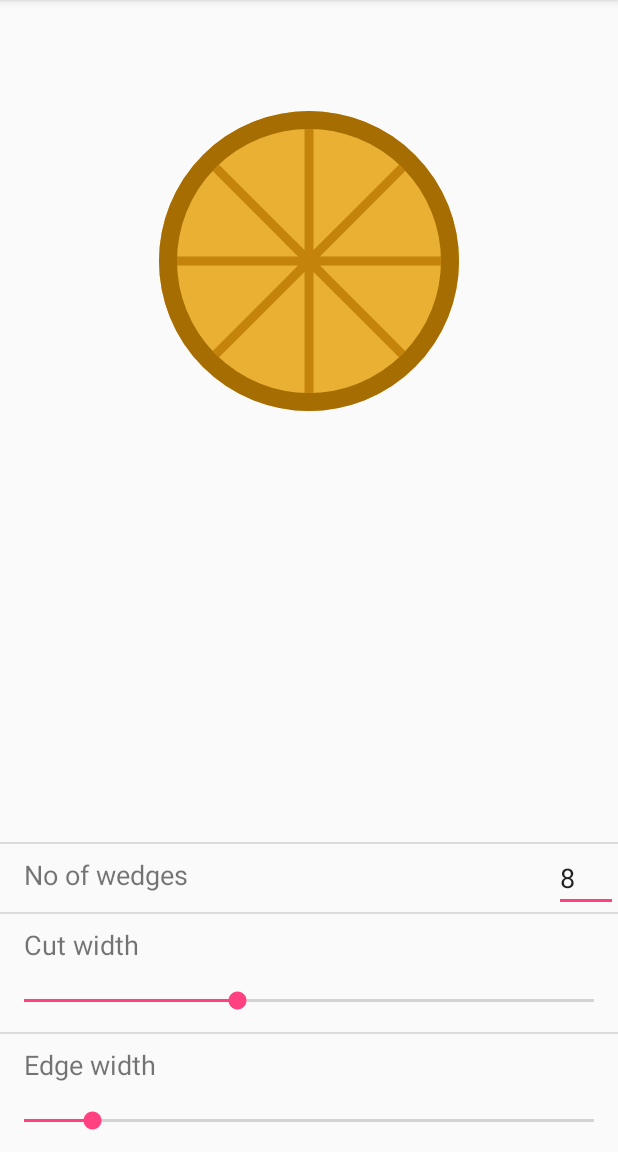
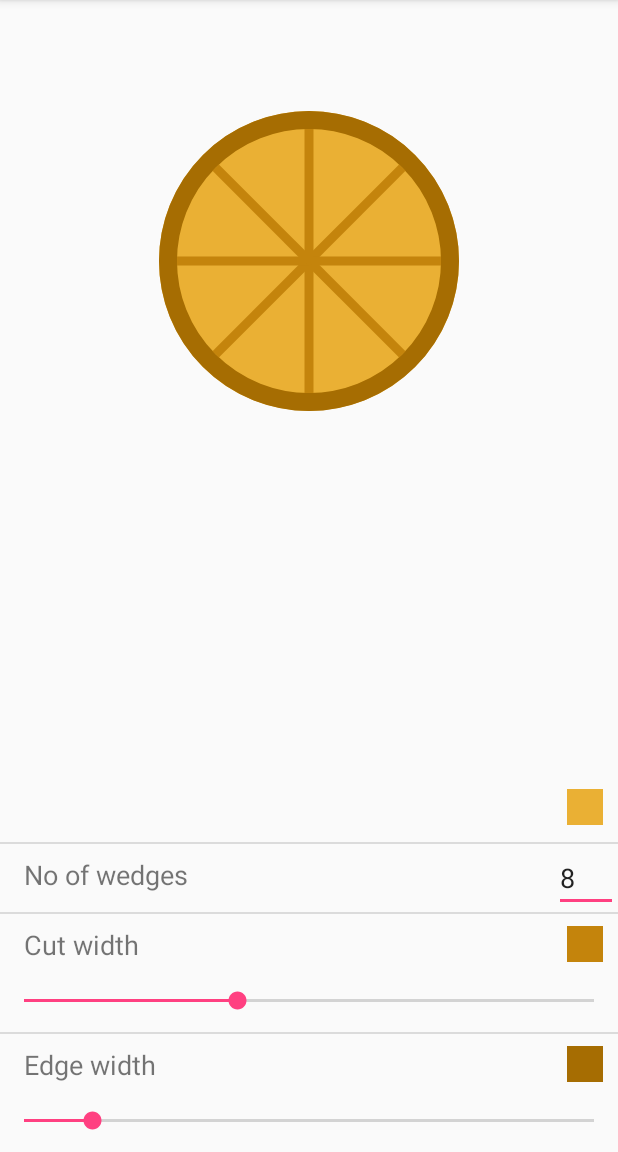
Before and after one commit to Shailesh351/android-pizza, an Android app: the screen it shows after launch (MainActivity), on a phone screen of 412 x 824 dp, the part 84-1236 px from its top. Run offline under Robolectric (Android 15) with nearby library versions, the phone set to English and light mode, and no system bars; libraries missing offline, so code that uses them is left out: com.android.colorpicker.

Commit message:
feat: Add color pickers for pizza, edge, cut

```diff
--- a/app/build.gradle
+++ b/app/build.gradle
@@ -31,4 +31,5 @@ dependencies {
     androidTestImplementation 'com.android.support.test:runner:1.0.1'
     androidTestImplementation 'com.android.support.test.espresso:espresso-core:3.0.1'
     implementation project(':pizza')
+    compile project(path: ':colorpicker')
 }
--- a/app/src/main/java/me/shellbell/makepizza/MainActivity.kt
+++ b/app/src/main/java/me/shellbell/makepizza/MainActivity.kt
@@ -1,13 +1,18 @@
 package me.shellbell.makepizza
 
+import android.annotation.TargetApi
 import android.content.Context
+import android.graphics.drawable.ColorDrawable
+import android.os.Build
 import android.os.Bundle
 import android.support.v7.app.AppCompatActivity
 import android.view.inputmethod.EditorInfo
 import android.view.inputmethod.InputMethodManager
 import android.widget.EditText
+import android.widget.ImageButton
 import android.widget.SeekBar
 import android.widget.TextView
+import com.android.colorpicker.ColorPickerDialog
 import me.shellbell.pizza.Pizza
 import kotlin.math.min
 
@@ -15,9 +20,14 @@ import kotlin.math.min
 class MainActivity : AppCompatActivity() {
 
     private lateinit var pizza: Pizza
+
     private lateinit var edgeWidthSeekBar: SeekBar
     private lateinit var cutWidthSeekBar: SeekBar
     private lateinit var noOfWedgesEditText: EditText
+
+    private lateinit var pizzaColorButton: ImageButton
+    private lateinit var edgeColorButton: ImageButton
+    private lateinit var cutColorButton: ImageButton
 
     override fun onCreate(savedInstanceState: Bundle?) {
         super.onCreate(savedInstanceState)
@@ -26,6 +36,11 @@ class MainActivity : AppCompatActivity() {
         edgeWidthSeekBar = findViewById(R.id.edge_width_seek_bar)
         cutWidthSeekBar = findViewById(R.id.cut_width_seek_bar)
         noOfWedgesEditText = findViewById(R.id.no_of_wedges_edit_text)
+
+        pizzaColorButton = findViewById(R.id.pizza_color_picker)
+        edgeColorButton = findViewById(R.id.edge_color_picker)
+        cutColorButton = findViewById(R.id.cut_color_picker)
+
         pizza = findViewById(R.id.pizza)
 
         pizza.post { setup() }
@@ -35,6 +50,7 @@ class MainActivity : AppCompatActivity() {
         setupNoOfWedgesEditText()
         setupEdgeWidthSeekBar()
         setupCutWidthSeekBar()
+        setupColorPickers()
     }
 
     private fun setupNoOfWedgesEditText() {
@@ -96,4 +112,39 @@ class MainActivity : AppCompatActivity() {
             override fun onStopTrackingTouch(seekBar: SeekBar?) {}
         })
     }
+
+    private fun setupColorPickers() {
+        pizzaColorButton.setOnClickListener { showColorPicker(pizza.color, "pizza") }
+        edgeColorButton.setOnClickListener { showColorPicker(pizza.edgeColor, "edge") }
+        cutColorButton.setOnClickListener { showColorPicker(pizza.cutColor, "cut") }
+    }
+
+    @TargetApi(Build.VERSION_CODES.JELLY_BEAN)
+    private fun showColorPicker(selectedColor: Int, label: String) {
+        val colorPickerDialog = ColorPickerDialog()
+        val colors = this@MainActivity.resources.getIntArray(R.array.colors)
+
+        colorPickerDialog.initialize(R.string.color_picker_default_title,
+                colors, selectedColor, 5, 2)
+
+        colorPickerDialog.setOnColorSelectedListener {
+            when (label) {
+                "pizza" -> {
+                    pizza.color = it
+                    pizzaColorButton.background = ColorDrawable(it)
+                }
+                "edge" -> {
+                    pizza.edgeColor = it
+                    edgeColorButton.background = ColorDrawable(it)
+                }
+                "cut" -> {
+                    pizza.cutColor = it
+                    cutColorButton.background = ColorDrawable(it)
+                }
+            }
+            pizza.invalidate()
+        }
+
+        colorPickerDialog.show(this.fragmentManager, "color_picker")
+    }
 }
--- a/app/src/main/res/layout/activity_main.xml
+++ b/app/src/main/res/layout/activity_main.xml
@@ -15,14 +15,27 @@
         android:layout_centerHorizontal="true"
         android:layout_marginTop="74dp"
         android:foregroundGravity="center"
-        app:color="#eab034"
-        app:cut_color="#c4840c"
+        app:color="@color/pizza_color"
+        app:cut_color="@color/pizza_cut"
         app:cut_width="6dp"
-        app:edge_color="#a66d02"
+        app:edge_color="@color/pizza_edge"
         app:edge_width="12dp"
         app:layout_constraintStart_toStartOf="parent"
         app:layout_constraintTop_toTopOf="parent"
         app:no_of_wedges="8" />
+
+    <ImageButton
+        android:id="@+id/pizza_color_picker"
+        android:layout_width="24dp"
+        android:layout_height="24dp"
+        android:layout_above="@+id/linearLayout"
+        android:layout_alignParentEnd="true"
+        android:layout_alignParentRight="true"
+        android:layout_marginBottom="11dp"
+        android:layout_marginEnd="10dp"
+        android:layout_marginRight="10dp"
+        android:background="@color/pizza_color"
+        android:contentDescription="@string/pizza_color_picker" />
 
     <LinearLayout
         android:id="@+id/linearLayout"
@@ -65,6 +78,10 @@
             android:layout_height="1dp"
             android:background="@color/divider_color" />
 
+        <RelativeLayout
+            android:layout_width="match_parent"
+            android:layout_height="wrap_content">
+
             <TextView
                 android:layout_width="wrap_content"
                 android:layout_height="wrap_content"
@@ -74,6 +91,20 @@
                 android:paddingTop="8dp"
                 android:text="@string/cut_width"
                 android:textSize="18sp" />
+
+            <ImageButton
+                android:id="@+id/cut_color_picker"
+                android:layout_width="24dp"
+                android:layout_height="24dp"
+                android:layout_alignParentEnd="true"
+                android:layout_alignParentRight="true"
+                android:layout_centerVertical="true"
+                android:layout_marginEnd="10dp"
+                android:layout_marginRight="10dp"
+                android:background="@color/pizza_cut"
+                android:contentDescription="@string/cut_color_picker" />
+
+        </RelativeLayout>
 
         <SeekBar
             android:id="@+id/cut_width_seek_bar"
@@ -90,6 +121,10 @@
             android:layout_height="1dp"
             android:background="@color/divider_color" />
 
+        <RelativeLayout
+            android:layout_width="match_parent"
+            android:layout_height="wrap_content">
+
             <TextView
                 android:layout_width="wrap_content"
                 android:layout_height="wrap_content"
@@ -99,6 +134,20 @@
                 android:paddingTop="8dp"
                 android:text="@string/edge_width"
                 android:textSize="18sp" />
+
+            <ImageButton
+                android:id="@+id/edge_color_picker"
+                android:layout_width="24dp"
+                android:layout_height="24dp"
+                android:layout_alignParentEnd="true"
+                android:layout_alignParentRight="true"
+                android:layout_centerVertical="true"
+                android:layout_marginEnd="10dp"
+                android:layout_marginRight="10dp"
+                android:background="@color/pizza_edge"
+                android:contentDescription="@string/edge_color_picker" />
+
+        </RelativeLayout>
 
         <SeekBar
             android:id="@+id/edge_width_seek_bar"
--- /dev/null
+++ b/app/src/main/res/values/arrays.xml
@@ -0,0 +1,30 @@
+<?xml version="1.0" encoding="utf-8"?>
+<resources>
+    <array name="colors">
+        <item>@color/red</item>
+        <item>@color/pink</item>
+        <item>@color/purple</item>
+        <item>@color/deep_purple</item>
+        <item>@color/indigo</item>
+        <item>@color/blue</item>
+        <item>@color/light_blue</item>
+        <item>@color/cyan</item>
+        <item>@color/teal</item>
+        <item>@color/green</item>
+        <item>@color/light_green</item>
+        <item>@color/lime</item>
+        <item>@color/yellow</item>
+        <item>@color/amber</item>
+        <item>@color/orange</item>
+        <item>@color/deep_orange</item>
+        <item>@color/brown</item>
+        <item>@color/grey</item>
+        <item>@color/blue_grey</item>
+        <item>@color/colorPrimary</item>
+        <item>@color/colorAccent</item>
+        <item>@color/colorPrimaryDark</item>
+        <item>@color/pizza_cut</item>
+        <item>@color/pizza_edge</item>
+        <item>@color/pizza_color</item>
+    </array>
+</resources>
--- a/app/src/main/res/values/colors.xml
+++ b/app/src/main/res/values/colors.xml
@@ -5,4 +5,29 @@
     <color name="colorAccent">#FF4081</color>
 
     <color name="divider_color">#DBDBDB</color>
+
+    <color name="red">#F6402C</color>
+    <color name="pink">#EB1460</color>
+    <color name="purple">#9C1AB1</color>
+    <color name="deep_purple">#6633B9</color>
+    <color name="indigo">#3D4DB7</color>
+    <color name="blue">#1093F5</color>
+    <color name="light_blue">#00A6F6</color>
+    <color name="cyan">#00BBD5</color>
+    <color name="teal">#009687</color>
+    <color name="green">#46AF4A</color>
+    <color name="light_green">#88C440</color>
+    <color name="lime">#CCDD1E</color>
+    <color name="yellow">#FFEC16</color>
+    <color name="amber">#FFC100</color>
+    <color name="orange">#FF9800</color>
+    <color name="deep_orange">#FF5505</color>
+    <color name="brown">#7A5547</color>
+    <color name="grey">#9D9D9D</color>
+    <color name="blue_grey">#5E7C8B</color>
+
+    <color name="pizza_cut">#c4840c</color>
+    <color name="pizza_edge">#a66d02</color>
+    <color name="pizza_color">#eab034</color>
+
 </resources>
--- a/app/src/main/res/values/strings.xml
+++ b/app/src/main/res/values/strings.xml
@@ -3,4 +3,7 @@
     <string name="edge_width">Edge width</string>
     <string name="cut_width">Cut width</string>
     <string name="no_of_wedges">No of wedges</string>
+    <string name="edge_color_picker">Edge Color Picker</string>
+    <string name="cut_color_picker">Cut Color Picker</string>
+    <string name="pizza_color_picker">Pizza color picker</string>
 </resources>
```
Lines whose indentation alone changed are shown as unchanged.
